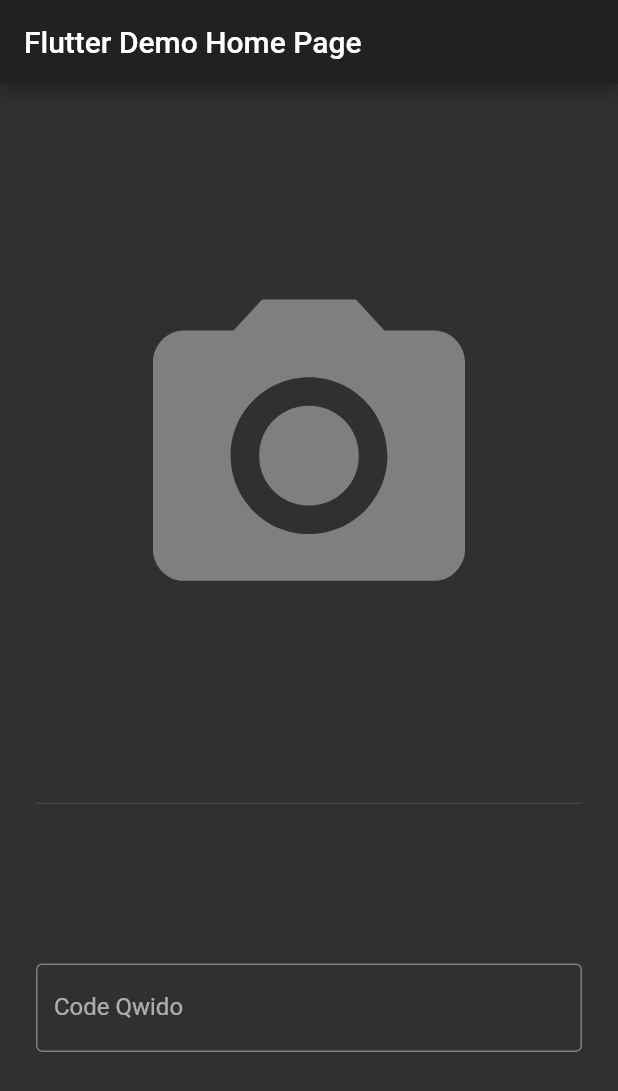
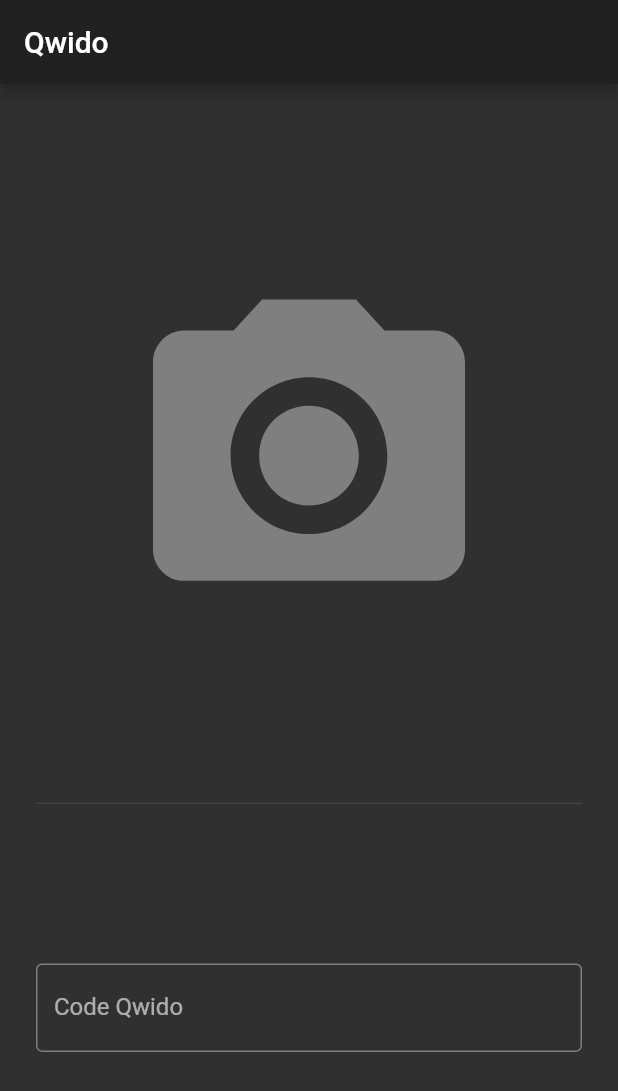
Before and after one commit to qwido/qwido, a Flutter app: the screen it shows after launch, on a phone screen of 412 x 824 dp. Shown: the top 1091 px of the screen. Run offline on Flutter 3.47's test engine with Material 2 defaults, Android fonts, the phone set to English and light mode, and no system bars.

Commit message:
CHangement du titre

```diff
--- a/lib/main.dart
+++ b/lib/main.dart
@@ -4,16 +4,17 @@ import 'package:qwido/pages.dart';
 void main() => runApp(new MyApp());
 
 class MyApp extends StatelessWidget {
+  final appTitle = 'Qwido';
+
   @override
   Widget build(BuildContext context) {
     return new MaterialApp(
-      title: 'Flutter Demo',
+      title: appTitle,
       theme: new ThemeData(
         brightness: Brightness.dark,
         primarySwatch: Colors.blue,
-
       ),
-      home: new MyHomePage(title: 'Flutter Demo Home Page'),
+      home: new MyHomePage(title: appTitle),
     );
   }
 }
```
